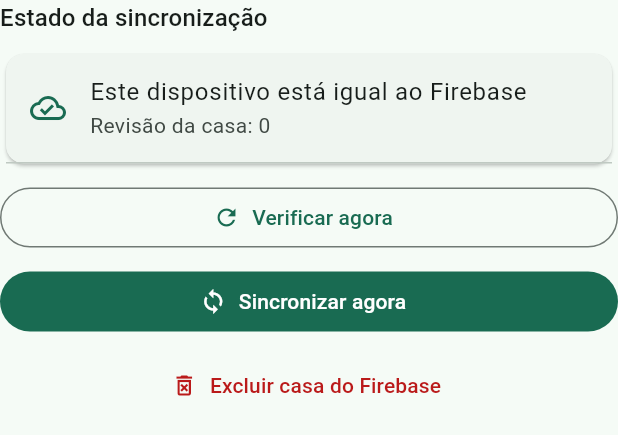
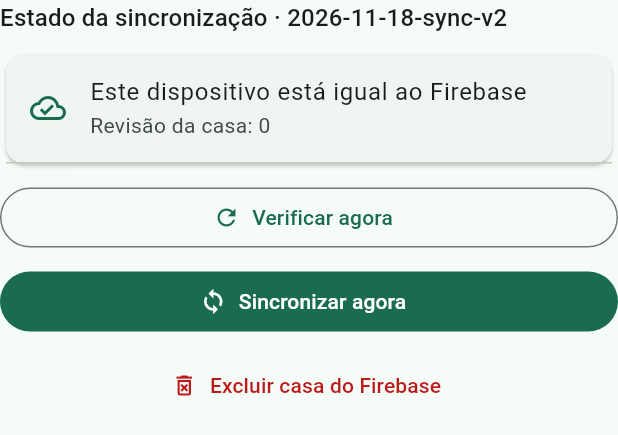
Before and after one commit to Gzuszada/nosso-mercadinho, a Flutter app: the CloudSyncStatusPanel widget shown alone on an empty page, opened directly with empty values, on a phone screen of 412 x 824 dp. Shown: the top 435 px of the screen. Run offline on Flutter 3.47's test engine with Material 3 defaults, Android fonts, the phone set to English and light mode, and no system bars; our stand-ins replace cloud_firestore, drift, drift_flutter, firebase_auth, firebase_core, flutter_riverpod; missing offline and left inert: file_selector; accounts and stored records are empty; generated files the repository leaves out were written again; network calls fail.

Commit message:
fix: versionar bundle web da sincronizacao

```diff
--- a/lib/features/cloud/data/cloud_models.dart
+++ b/lib/features/cloud/data/cloud_models.dart
@@ -38,6 +38,9 @@ class CloudSyncAreaStatus {
 
   bool get needsSynchronization => state != CloudSyncAreaState.inSync;
 }
+
+/// Identifies the deployed synchronization build in diagnostics.
+const cloudSyncBuildLabel = '2026-11-18-sync-v2';
 
 class CloudSyncStatus {
   const CloudSyncStatus({
--- a/lib/features/cloud/presentation/cloud_sync_status_panel.dart
+++ b/lib/features/cloud/presentation/cloud_sync_status_panel.dart
@@ -29,7 +29,7 @@ class CloudSyncStatusPanel extends StatelessWidget {
       crossAxisAlignment: CrossAxisAlignment.stretch,
       children: [
         Text(
-          'Estado da sincronização',
+          'Estado da sincronização · $cloudSyncBuildLabel',
           style: Theme.of(context).textTheme.titleMedium,
         ),
         const SizedBox(height: 8),
```
Also changed, not shown: 1 other file.
